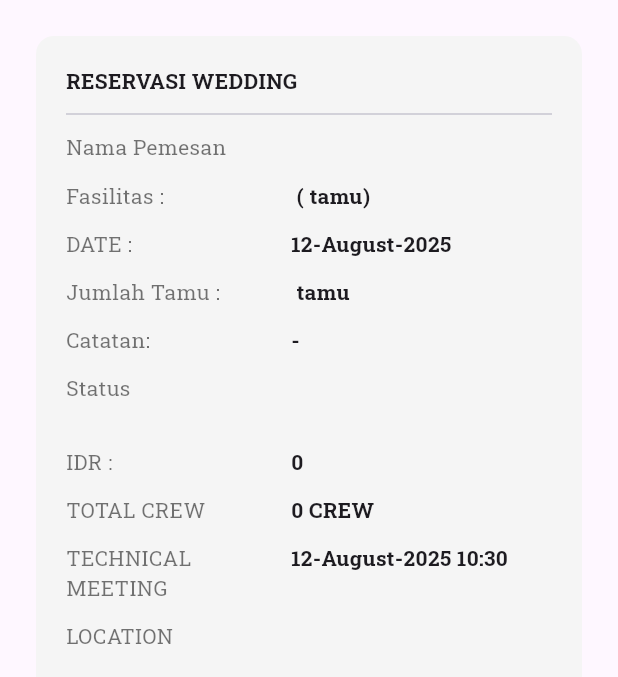
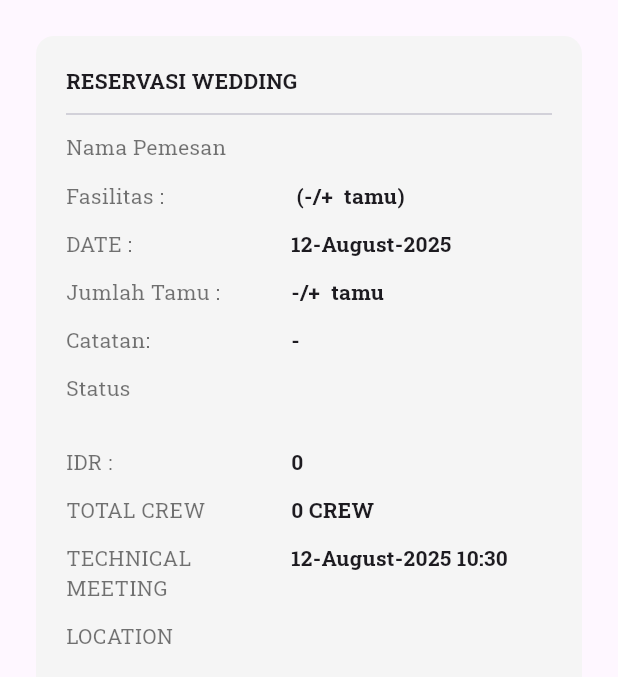
Before and after one commit to NotDaniArya/project_wedding_organizer, a Flutter app: the DetailNotifikasiScreen screen opened directly with empty values, on a phone screen of 412 x 824 dp, the part 84-761 px from its top. Run offline on Flutter 3.47's test engine with Material 3 defaults, Android fonts, the phone set to English and light mode, and no system bars; our stand-ins replace cached_network_image, flutter_riverpod, font_awesome_flutter, google_fonts, supabase_flutter, table_calendar and 1 more; accounts and stored records are empty; network calls fail.

Commit message:
ubah simbol > menjadi -/+

```diff
--- a/lib/features/admin/reservasi/views/reservasi_detail_admin.dart
+++ b/lib/features/admin/reservasi/views/reservasi_detail_admin.dart
@@ -202,13 +202,13 @@ class ReservasiDetailAdmin extends ConsumerWidget {
           _buildDetailRow('Nama Pemesan', booking.profiles!.full_name),
           _buildDetailRow(
             'Fasilitas :',
-            '${(booking.packages?.facilities.isNotEmpty ?? false) ? booking.packages!.facilities.first : ''} (${booking.pax} tamu)',
+            '${(booking.packages?.facilities.isNotEmpty ?? false) ? booking.packages!.facilities.first : ''} (-/+ ${booking.pax} tamu)',
           ),
           _buildDetailRow(
             'DATE :',
             '${DateFormat('d-MMMM-yyyy').format(booking.eventDate!)} ${booking.eventTime ?? ''}',
           ),
-          _buildDetailRow('Jumlah tamu :', '${booking.pax} tamu'),
+          _buildDetailRow('Jumlah tamu :', '-/+ ${booking.pax} tamu'),
           booking.note.isEmpty
               ? _buildDetailRow('Catatan: ', '-')
               : _buildDetailRow('Catatan :', booking.note),
--- a/lib/features/user/booking/views/konfirmasi_booking_screen.dart
+++ b/lib/features/user/booking/views/konfirmasi_booking_screen.dart
@@ -116,7 +116,7 @@ class KonfirmasiBookingScreen extends ConsumerWidget {
                     style: textTheme.bodyMedium,
                   ),
                   Text(
-                    'Total Tamu: >$paxCount tamu',
+                    'Total Tamu: -/+ $paxCount tamu',
                     style: textTheme.bodyMedium,
                   ),
                   note.isEmpty
--- a/lib/features/user/booking/views/opsi_booking_screen.dart
+++ b/lib/features/user/booking/views/opsi_booking_screen.dart
@@ -128,7 +128,7 @@ class _OpsiBookingScreenState extends ConsumerState<OpsiBookingScreen> {
               children: widget.package.pricingTiers.map((tier) {
                 final isSelected = _paxCount == tier.pax;
                 return ChoiceChip(
-                  label: Text('>= ${tier.pax} tamu'),
+                  label: Text('-/+ ${tier.pax} tamu'),
                   selected: isSelected,
                   onSelected: (selected) {
                     if (selected) _updateSelection(tier.pax);
--- a/lib/features/user/notifikasi/views/detail_notifikasi_screen.dart
+++ b/lib/features/user/notifikasi/views/detail_notifikasi_screen.dart
@@ -65,14 +65,14 @@ class DetailNotifikasiScreen extends ConsumerWidget {
           _buildDetailRow(
             'Fasilitas :',
             // PERBAIKAN: Akses fasilitas dengan aman
-            '${(booking.packages?.facilities.isNotEmpty ?? false) ? booking.packages!.facilities.first : ''} (${booking.pax} tamu)',
+            '${(booking.packages?.facilities.isNotEmpty ?? false) ? booking.packages!.facilities.first : ''} (-/+ ${booking.pax} tamu)',
           ),
           _buildDetailRow(
             'DATE :',
             '${DateFormat('d-MMMM-yyyy').format(booking.eventDate!)} ${booking.eventTime ?? ''}',
           ),
           // PERBAIKAN: Gunakan pax dari model
-          _buildDetailRow('Jumlah Tamu :', '${booking.pax} tamu'),
+          _buildDetailRow('Jumlah Tamu :', '-/+ ${booking.pax} tamu'),
           booking.note.isEmpty
               ? _buildDetailRow('Catatan: ', '-')
               : _buildDetailRow('Catatan :', booking.note),
--- a/lib/features/user/reservasiku/views/detail_reservasiku_screen.dart
+++ b/lib/features/user/reservasiku/views/detail_reservasiku_screen.dart
@@ -68,13 +68,13 @@ class DetailReservasikuScreen extends ConsumerWidget {
           _buildDetailRow('Nama Pemesan', '${booking.profiles?.full_name}'),
           _buildDetailRow(
             'Fasilitas :',
-            '${(booking.packages?.facilities.isNotEmpty ?? false) ? booking.packages!.facilities.first : ''} (${booking.pax} tamu)',
+            '${(booking.packages?.facilities.isNotEmpty ?? false) ? booking.packages!.facilities.first : ''} (-/+ ${booking.pax} tamu)',
           ),
           _buildDetailRow(
             'DATE :',
             '${DateFormat('dd/MM/yyyy').format(booking.eventDate!)} ${booking.eventTime ?? ''}',
           ),
-          _buildDetailRow('Jumlah Tamu :', '${booking.pax} tamu'),
+          _buildDetailRow('Jumlah Tamu :', '-/+ ${booking.pax} tamu'),
           booking.note.isEmpty
               ? _buildDetailRow('Catatan: ', '-')
               : _buildDetailRow('Catatan :', booking.note),
```
